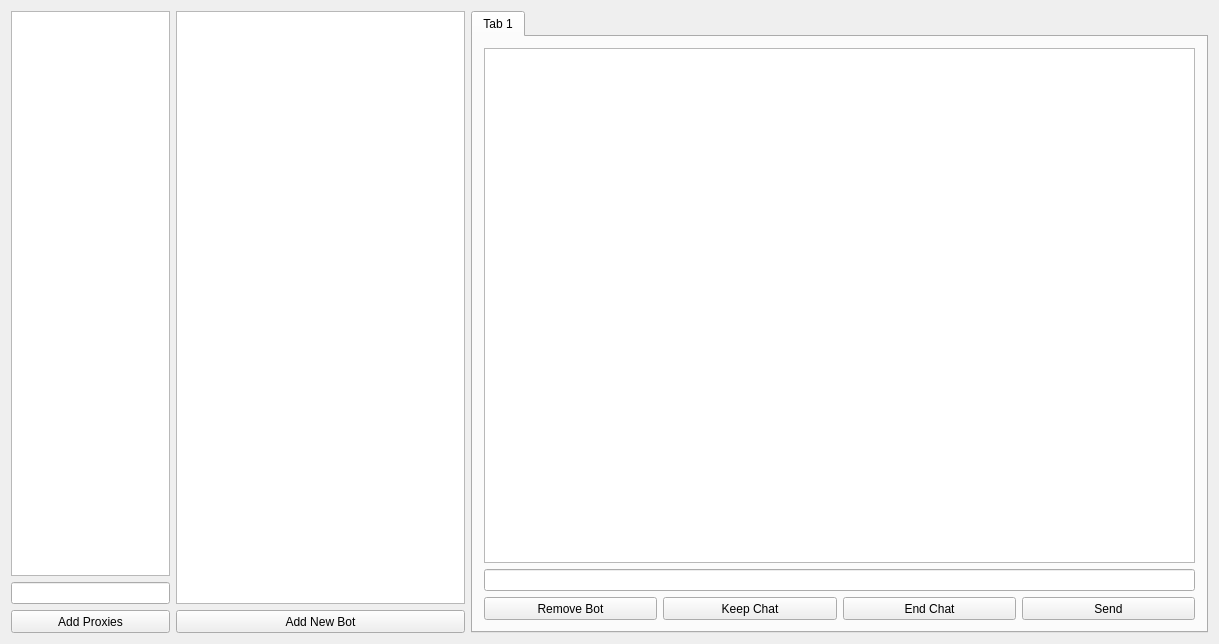
Before: the Qt Designer form QT_Test/qt_test.ui in grasmanek94/PACB-PROJECT-ChatBot-QT-V3, drawn with Qt 5.
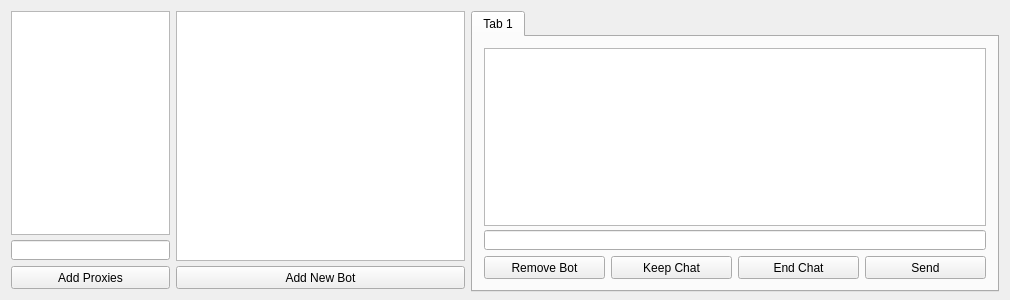
After: the same form once the commit is applied. Icons and pictures are not drawn.

```diff
--- a/QT_Test/qt_test.ui
+++ b/QT_Test/qt_test.ui
@@ -6,8 +6,8 @@
    <rect>
     <x>0</x>
     <y>0</y>
-    <width>1219</width>
-    <height>644</height>
+    <width>1010</width>
+    <height>300</height>
    </rect>
   </property>
   <property name="minimumSize">
```
Left out of the diff: 6 changed lines with no effect on the pictures.
